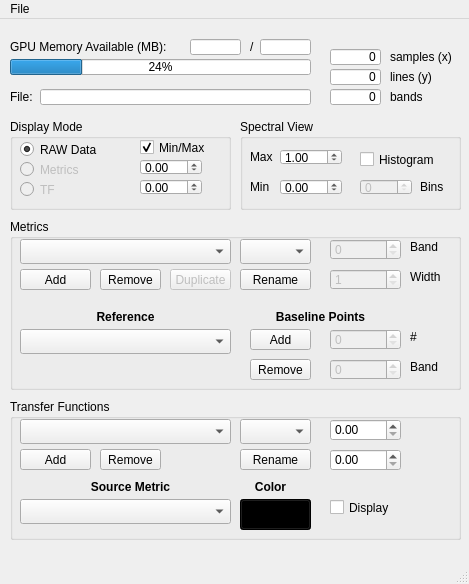
Before: the Qt Designer form qtUI.ui in jizhihang/SpecVis-good-GPU, drawn with Qt 5.
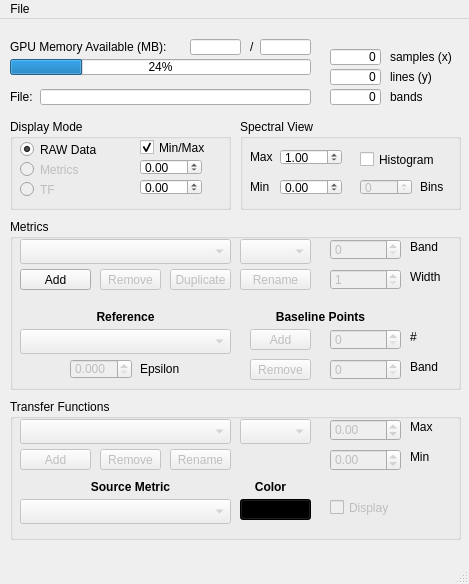
After: the same form once the commit is applied.

Diff of the .ui file:
```diff
--- a/qtUI.ui
+++ b/qtUI.ui
@@ -485,6 +485,9 @@
      </property>
     </widget>
     <widget class="QPushButton" name="btnRemoveMetric">
+     <property name="enabled">
+      <bool>false</bool>
+     </property>
      <property name="geometry">
       <rect>
        <x>90</x>
@@ -498,6 +501,9 @@
      </property>
     </widget>
     <widget class="QComboBox" name="cmbSelectedMetric">
+     <property name="enabled">
+      <bool>false</bool>
+     </property>
      <property name="geometry">
       <rect>
        <x>10</x>
@@ -508,6 +514,9 @@
      </property>
     </widget>
     <widget class="QComboBox" name="cmbMetricType">
+     <property name="enabled">
+      <bool>false</bool>
+     </property>
      <property name="geometry">
       <rect>
        <x>230</x>
@@ -591,6 +600,9 @@
      </property>
     </widget>
     <widget class="QComboBox" name="cmbReferenceMetric">
+     <property name="enabled">
+      <bool>false</bool>
+     </property>
      <property name="geometry">
       <rect>
        <x>10</x>
@@ -705,6 +717,9 @@
      </property>
     </widget>
     <widget class="QPushButton" name="btnRenameMetric">
+     <property name="enabled">
+      <bool>false</bool>
+     </property>
      <property name="geometry">
       <rect>
        <x>230</x>
@@ -718,6 +733,9 @@
      </property>
     </widget>
     <widget class="QPushButton" name="btnAddBaselinePoint">
+     <property name="enabled">
+      <bool>false</bool>
+     </property>
      <property name="geometry">
       <rect>
        <x>240</x>
@@ -731,6 +749,9 @@
      </property>
     </widget>
     <widget class="QPushButton" name="btnRemoveBaselinePoint">
+     <property name="enabled">
+      <bool>false</bool>
+     </property>
      <property name="geometry">
       <rect>
        <x>240</x>
@@ -775,6 +796,41 @@
       <string>Duplicate</string>
      </property>
     </widget>
+    <widget class="QDoubleSpinBox" name="spinReferenceEpsilon">
+     <property name="enabled">
+      <bool>false</bool>
+     </property>
+     <property name="geometry">
+      <rect>
+       <x>60</x>
+       <y>140</y>
+       <width>62</width>
+       <height>20</height>
+      </rect>
+     </property>
+     <property name="decimals">
+      <number>3</number>
+     </property>
+     <property name="singleStep">
+      <double>0.001000000000000</double>
+     </property>
+    </widget>
+    <widget class="QLabel" name="label_19">
+     <property name="geometry">
+      <rect>
+       <x>130</x>
+       <y>140</y>
+       <width>91</width>
+       <height>20</height>
+      </rect>
+     </property>
+     <property name="text">
+      <string>Epsilon</string>
+     </property>
+     <property name="alignment">
+      <set>Qt::AlignLeading|Qt::AlignLeft|Qt::AlignVCenter</set>
+     </property>
+    </widget>
    </widget>
    <widget class="QGroupBox" name="groupBox_4">
     <property name="geometry">
@@ -789,6 +845,9 @@
      <string>Transfer Functions</string>
     </property>
     <widget class="QPushButton" name="btnRemoveTF">
+     <property name="enabled">
+      <bool>false</bool>
+     </property>
      <property name="geometry">
       <rect>
        <x>90</x>
@@ -802,6 +861,9 @@
      </property>
     </widget>
     <widget class="QComboBox" name="cmbTransferFuncType">
+     <property name="enabled">
+      <bool>false</bool>
+     </property>
      <property name="geometry">
       <rect>
        <x>230</x>
@@ -812,6 +874,9 @@
      </property>
     </widget>
     <widget class="QComboBox" name="cmbSelectedTF">
+     <property name="enabled">
+      <bool>false</bool>
+     </property>
      <property name="geometry">
       <rect>
        <x>10</x>
@@ -822,11 +887,14 @@
      </property>
     </widget>
     <widget class="QPushButton" name="btnRenameTF">
+     <property name="enabled">
+      <bool>false</bool>
+     </property>
      <property name="geometry">
       <rect>
-       <x>230</x>
+       <x>160</x>
        <y>50</y>
-       <width>71</width>
+       <width>61</width>
        <height>21</height>
       </rect>
      </property>
@@ -835,6 +903,9 @@
      </property>
     </widget>
     <widget class="QPushButton" name="btnAddTF">
+     <property name="enabled">
+      <bool>false</bool>
+     </property>
      <property name="geometry">
       <rect>
        <x>10</x>
@@ -848,6 +919,9 @@
      </property>
     </widget>
     <widget class="QDoubleSpinBox" name="spinMinTFValue">
+     <property name="enabled">
+      <bool>false</bool>
+     </property>
      <property name="geometry">
       <rect>
        <x>320</x>
@@ -856,8 +930,20 @@
        <height>22</height>
       </rect>
      </property>
+     <property name="minimum">
+      <double>-99999.000000000000000</double>
+     </property>
+     <property name="maximum">
+      <double>99999.000000000000000</double>
+     </property>
+     <property name="singleStep">
+      <double>0.010000000000000</double>
+     </property>
     </widget>
     <widget class="QDoubleSpinBox" name="spinMaxTFValue">
+     <property name="enabled">
+      <bool>false</bool>
+     </property>
      <property name="geometry">
       <rect>
        <x>320</x>
@@ -866,8 +952,20 @@
        <height>22</height>
       </rect>
      </property>
+     <property name="minimum">
+      <double>-99999.000000000000000</double>
+     </property>
+     <property name="maximum">
+      <double>99999.000000000000000</double>
+     </property>
+     <property name="singleStep">
+      <double>0.010000000000000</double>
+     </property>
     </widget>
     <widget class="QCheckBox" name="chkDisplayTF">
+     <property name="enabled">
+      <bool>false</bool>
+     </property>
      <property name="geometry">
       <rect>
        <x>320</x>
@@ -881,12 +979,15 @@
      </property>
     </widget>
     <widget class="QPushButton" name="btnColorTF">
+     <property name="enabled">
+      <bool>false</bool>
+     </property>
      <property name="geometry">
       <rect>
        <x>230</x>
        <y>100</y>
        <width>71</width>
-       <height>31</height>
+       <height>21</height>
       </rect>
      </property>
      <property name="styleSheet">
@@ -897,6 +998,9 @@
      </property>
     </widget>
     <widget class="QComboBox" name="cmbTFSourceMetric">
+     <property name="enabled">
+      <bool>false</bool>
+     </property>
      <property name="geometry">
       <rect>
        <x>10</x>
@@ -950,6 +1054,38 @@
       <set>Qt::AlignCenter</set>
      </property>
     </widget>
+    <widget class="QLabel" name="label_20">
+     <property name="geometry">
+      <rect>
+       <x>400</x>
+       <y>20</y>
+       <width>41</width>
+       <height>16</height>
+      </rect>
+     </property>
+     <property name="text">
+      <string>Max</string>
+     </property>
+     <property name="alignment">
+      <set>Qt::AlignLeading|Qt::AlignLeft|Qt::AlignVCenter</set>
+     </property>
+    </widget>
+    <widget class="QLabel" name="label_21">
+     <property name="geometry">
+      <rect>
+       <x>400</x>
+       <y>50</y>
+       <width>41</width>
+       <height>16</height>
+      </rect>
+     </property>
+     <property name="text">
+      <string>Min</string>
+     </property>
+     <property name="alignment">
+      <set>Qt::AlignLeading|Qt::AlignLeft|Qt::AlignVCenter</set>
+     </property>
+    </widget>
    </widget>
   </widget>
   <widget class="QMenuBar" name="menubar">
```
